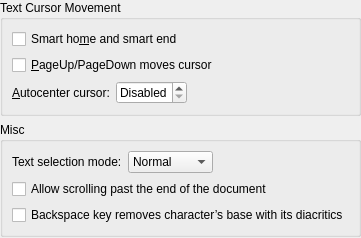
First picture: the form in src/dialogs/navigationconfigwidget.ui, repository KDE/ktexteditor, before the edit.
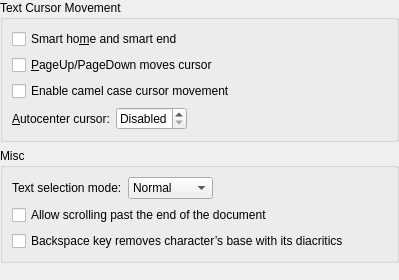
Second picture: the form after the edit.

Commit message: Make camel cursor movement configurable

```diff
--- a/src/dialogs/navigationconfigwidget.ui
+++ b/src/dialogs/navigationconfigwidget.ui
@@ -2,6 +2,14 @@
 <ui version="4.0">
  <class>NavigationConfigWidget</class>
  <widget class="QWidget" name="NavigationConfigWidget">
+  <property name="geometry">
+   <rect>
+    <x>0</x>
+    <y>0</y>
+    <width>399</width>
+    <height>280</height>
+   </rect>
+  </property>
   <layout class="QVBoxLayout">
    <property name="margin">
     <number>0</number>
@@ -32,6 +40,16 @@
         </property>
        </widget>
       </item>
+      <item>
+       <widget class="QCheckBox" name="chkCamelCursor">
+        <property name="whatsThis">
+         <string>Selects whether cursor jumps full words or breaks at camel case humps.</string>
+        </property>
+        <property name="text">
+         <string>Enable camel case cursor movement</string>
+        </property>
+       </widget>
+      </item>
       <item>
        <layout class="QHBoxLayout">
         <property name="margin">
```
Left out of the diff: 22 changed lines with no effect on the pictures. The commit also changes 4 other files.
